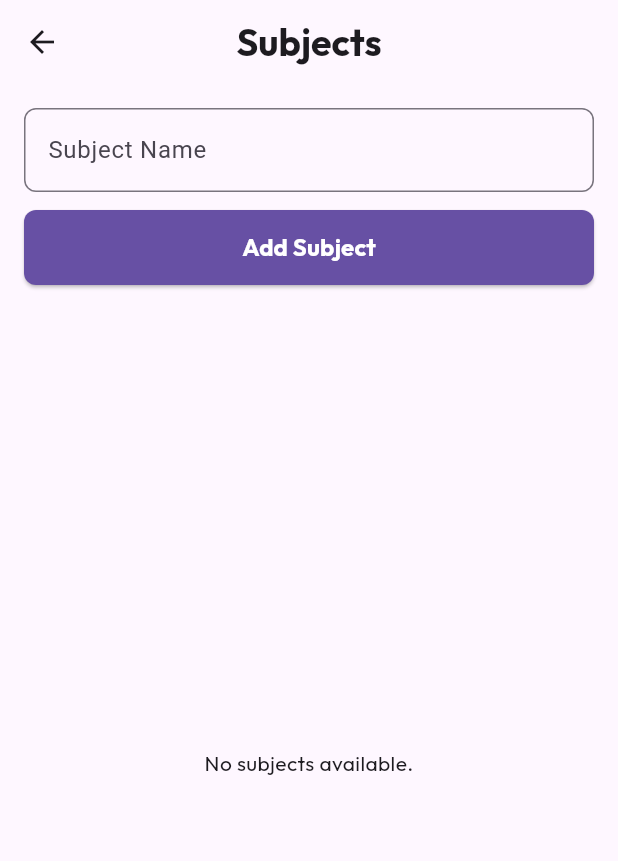
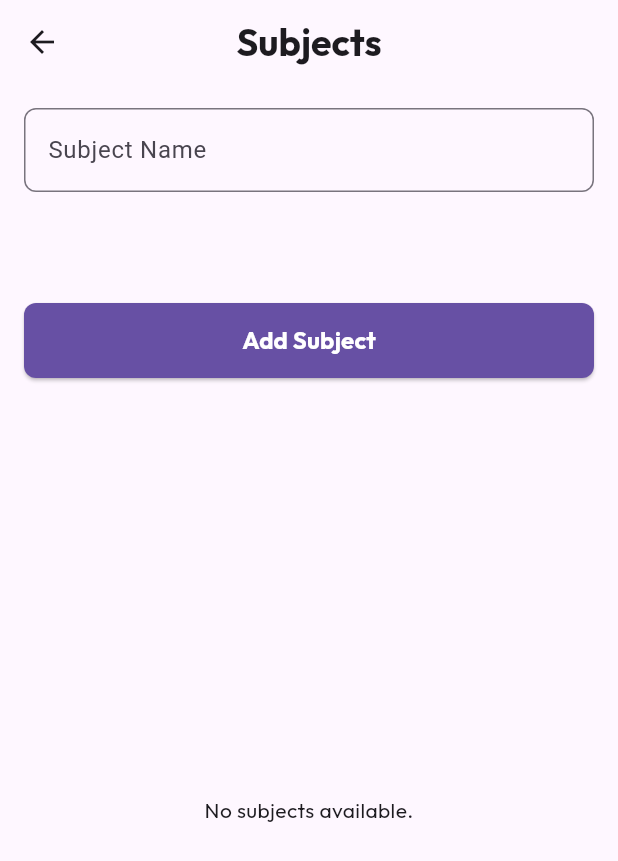
Before and after one commit to mohammedanshad1/timetablegenerating, a Flutter app: the SubjectPage screen opened directly, after a tap on "Add Subject", on a phone screen of 412 x 824 dp. Shown: the top 861 px of the screen. Run offline on Flutter 3.47's test engine with Material 3 defaults, Android fonts, the phone set to English and light mode, and no system bars; our stand-ins replace sqflite; missing offline and left inert: flutter_icon_snackbar; accounts and stored records are empty.

Commit message:
cpurse assigned for subjects

```diff
--- a/lib/view/subject_view.dart
+++ b/lib/view/subject_view.dart
@@ -1,10 +1,10 @@
 import 'package:flutter/material.dart';
 import 'package:flutter_icon_snackbar/flutter_icon_snackbar.dart';
-import 'package:provider/provider.dart'; // Import provider
+import 'package:provider/provider.dart';
 import 'package:timetablegenerating/widgets/custom_snackbar.dart';
 import 'package:timetablegenerating/widgets/custom_button.dart';
 import 'package:timetablegenerating/constants/app_typography.dart';
-import 'package:timetablegenerating/viewmodel/subject_viewmodel.dart'; // Import your SubjectViewModel
+import 'package:timetablegenerating/viewmodel/subject_viewmodel.dart';
 
 class SubjectPage extends StatefulWidget {
   final int courseId;
@@ -17,11 +17,12 @@ class SubjectPage extends StatefulWidget {
 
 class _SubjectPageState extends State<SubjectPage> {
   final TextEditingController _subjectController = TextEditingController();
+  int? _selectedCourseId; // Track the selected course ID
 
-  void _addSubject() {
+  void _addSubject() async {
     final viewModel = Provider.of<SubjectViewModel>(context, listen: false);
-    if (_subjectController.text.isNotEmpty) {
-      viewModel.addSubject(_subjectController.text, widget.courseId);
+    if (_subjectController.text.isNotEmpty && _selectedCourseId != null) {
+      await viewModel.addSubject(_subjectController.text, _selectedCourseId!);
       CustomSnackBar.show(
         context,
         snackBarType: SnackBarType.success,
@@ -29,7 +30,122 @@ class _SubjectPageState extends State<SubjectPage> {
         bgColor: Colors.green,
       );
       _subjectController.clear();
+    } else {
+      // Show snackbar if subject is empty or no course selected
+      CustomSnackBar.show(
+        context,
+        snackBarType: SnackBarType.alert,
+        label: 'Please enter a subject name and select a course.',
+        bgColor: Colors.red,
+      );
     }
+  }
+
+  @override
+  void initState() {
+    super.initState();
+    final viewModel = Provider.of<SubjectViewModel>(context, listen: false);
+    viewModel.fetchCourses(); // Fetch courses on init
+    viewModel.fetchSubjects(widget.courseId); // Fetch subjects on init
+  }
+
+  @override
+  Widget build(BuildContext context) {
+    final viewModel = Provider.of<SubjectViewModel>(context);
+
+    return Scaffold(
+      appBar: AppBar(
+        title: Text('Subjects', style: AppTypography.outfitboldmainHead),
+        centerTitle: true,
+        elevation: 0,
+      ),
+      body: Padding(
+        padding: const EdgeInsets.all(16.0),
+        child: Column(
+          crossAxisAlignment: CrossAxisAlignment.stretch,
+          children: [
+            // Subject Name Text Field
+            TextField(
+              controller: _subjectController,
+              decoration: InputDecoration(
+                labelText: 'Subject Name',
+                border: OutlineInputBorder(
+                  borderRadius: BorderRadius.circular(8.0),
+                ),
+              ),
+            ),
+            SizedBox(height: 12),
+            // Toggle Buttons for Courses
+            Container(
+              height: 50, // Set a fixed height for better aesthetics
+              child: SingleChildScrollView(
+                scrollDirection: Axis.horizontal,
+                child: Row(
+                  children: viewModel.courses.map((course) {
+                    return Padding(
+                      padding: const EdgeInsets.symmetric(horizontal: 4.0),
+                      child: ChoiceChip(
+                        label: Text(course['name']),
+                        selected: _selectedCourseId == course['id'],
+                        onSelected: (selected) {
+                          setState(() {
+                            _selectedCourseId = selected ? course['id'] : null;
+                          });
+                        },
+                      ),
+                    );
+                  }).toList(),
+                ),
+              ),
+            ),
+            SizedBox(height: 12),
+            // Custom Button for Adding Subject
+            CustomButton(
+              buttonName: 'Add Subject',
+              onTap: _addSubject,
+              buttonColor: Theme.of(context).primaryColor,
+              height: 50,
+              width: double.infinity,
+            ),
+            SizedBox(height: 20),
+            // List of Subjects
+            Expanded(
+              child: viewModel.subjects.isEmpty
+                  ? Center(
+                      child: Text(
+                        'No subjects available.',
+                        style: AppTypography.outfitRegular,
+                      ),
+                    )
+                  : SingleChildScrollView(
+                      // Enable vertical scrolling
+                      child: ListView.builder(
+                        physics:
+                            NeverScrollableScrollPhysics(), // Prevent nested scrolling
+                        shrinkWrap:
+                            true, // Use shrinkWrap to avoid infinite height
+                        itemCount: viewModel.subjects.length,
+                        itemBuilder: (context, index) {
+                          final subject = viewModel.subjects[index];
+                          return ListTile(
+                            title: Text(subject['name']),
+                            trailing: IconButton(
+                              icon: Icon(Icons.delete,
+                                  color: Theme.of(context).primaryColor),
+                              onPressed: () {
+                                _showDeleteDialog(
+                                    context, subject['id'], viewModel);
+                              },
+                            ),
+                          );
+                        },
+                      ),
+                    ),
+            ),
+          ],
+        ),
+      ),
+    );
   }
 
   void _showDeleteDialog(
@@ -71,8 +187,7 @@ class _SubjectPageState extends State<SubjectPage> {
                     ),
                   ),
                   onPressed: () async {
-                    await model.deleteSubject(subjectId,
-                        widget.courseId); // Use the deleteSubject method
+                    await model.deleteSubject(subjectId, widget.courseId);
                     CustomSnackBar.show(
                       context,
                       snackBarType: SnackBarType.success,
@@ -91,79 +206,4 @@ class _SubjectPageState extends State<SubjectPage> {
       },
     );
   }
-
-  @override
-  void initState() {
-    super.initState();
-    final viewModel = Provider.of<SubjectViewModel>(context, listen: false);
-    viewModel.fetchSubjects(widget.courseId); // Fetch subjects on init
-  }
-
-  @override
-  Widget build(BuildContext context) {
-    final viewModel = Provider.of<SubjectViewModel>(context);
-
-    return Scaffold(
-      appBar: AppBar(
-        title: Text('Subjects', style: AppTypography.outfitboldmainHead),
-        centerTitle: true,
-        elevation: 0,
-      ),
-      body: Padding(
-        padding: const EdgeInsets.all(16.0),
-        child: Column(
-          crossAxisAlignment: CrossAxisAlignment.stretch,
-          children: [
-            // Subject Name Text Field
-            TextField(
-              controller: _subjectController,
-              decoration: InputDecoration(
-                labelText: 'Subject Name',
-                border: OutlineInputBorder(
-                  borderRadius: BorderRadius.circular(8.0),
-                ),
-              ),
-            ),
-            SizedBox(height: 12),
-            // Custom Button for Adding Subject
-            CustomButton(
-              buttonName: 'Add Subject',
-              onTap: _addSubject, // Call the add subject function
-              buttonColor: Theme.of(context).primaryColor,
-              height: 50,
-              width: double.infinity,
-            ),
-            SizedBox(height: 20),
-            // List of Subjects
-            Expanded(
-              child: viewModel.subjects.isEmpty
-                  ? Center(
-                      child: Text(
-                        'No subjects available.',
-                        style: AppTypography.outfitRegular,
-                      ),
-                    )
-                  : ListView.builder(
-                      itemCount: viewModel.subjects.length,
-                      itemBuilder: (context, index) {
-                        final subject = viewModel.subjects[index];
-                        return ListTile(
-                          title: Text(subject['name']),
-                          trailing: IconButton(
-                            icon: Icon(Icons.delete, color: Colors.red),
-                            onPressed: () {
-                              // Show the delete confirmation dialog
-                              _showDeleteDialog(
-                                  context, subject['id'], viewModel);
-                            },
-                          ),
-                        );
-                      },
-                    ),
-            ),
-          ],
-        ),
-      ),
-    );
-  }
 }
--- a/lib/viewmodel/subject_viewmodel.dart
+++ b/lib/viewmodel/subject_viewmodel.dart
@@ -6,6 +6,14 @@ class SubjectViewModel extends ChangeNotifier {
   List<Map<String, dynamic>> _subjects = [];
 
   List<Map<String, dynamic>> get subjects => _subjects;
+  List<Map<String, dynamic>> _courses = []; // Add this line
+
+  List<Map<String, dynamic>> get courses => _courses; // Add this line
+
+  Future<void> fetchCourses() async {
+    _courses = await dbHelper.getCourses(); // Access instance method
+    notifyListeners();
+  }
 
   Future<void> fetchSubjects(int courseId) async {
     _subjects = await dbHelper.getSubjects(courseId);
@@ -20,11 +28,22 @@ class SubjectViewModel extends ChangeNotifier {
 
   List<Map<String, dynamic>> getSubjectsForCourse(int courseId) {
     // Filter the subjects based on the courseId
-    return _subjects.where((subject) => subject['courseId'] == courseId).toList();
+    return _subjects
+        .where((subject) => subject['courseId'] == courseId)
+        .toList();
   }
+
   Future<void> deleteSubject(int id, int courseId) async {
-  await dbHelper.deleteSubject(id);
-  await fetchSubjects(courseId); // Refresh the subjects list after deletion
+    await dbHelper.deleteSubject(id);
+    await fetchSubjects(courseId); // Refresh the subjects list after deletion
+  }
+
+  List<String> getCoursesForSubject(int courseId) {
+    // Implement logic to retrieve course names based on courseId.
+    // This is just a placeholder example.
+    return subjects
+        .where((subject) => subject['courseId'] == courseId)
+        .map((subject) => subject['name'] as String)
+        .toList();
+  }
 }
-
-}
```
